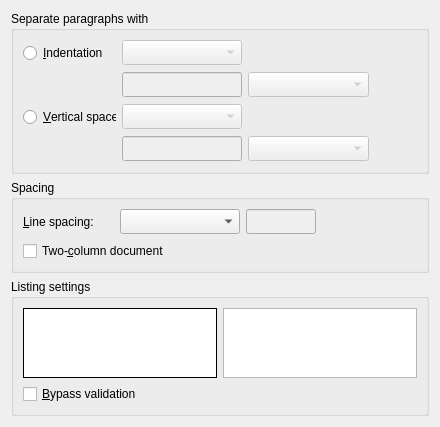
Old version of the form src/frontends/qt4/ui/TextLayoutUi.ui in the repository cburschka/lyx.
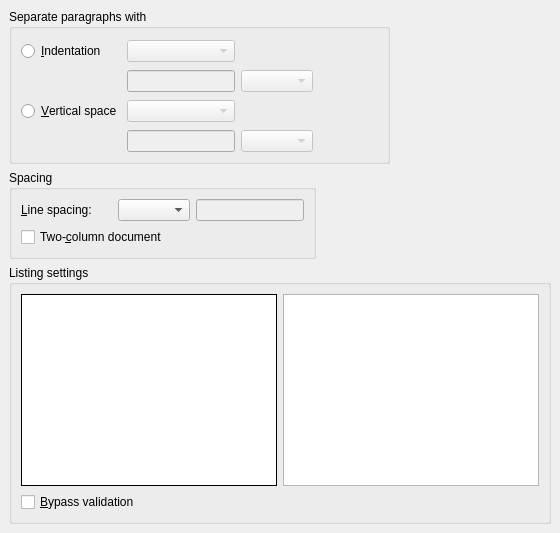
New version of the form. Custom widgets are drawn as their Qt base class.

Commit message: * TextLayoutUi.ui: 	- fix widget heights (right version this time). 	(maybe it's time to move the listings widget on its own pane?)

What changed in the file:
```diff
--- a/src/frontends/qt4/ui/TextLayoutUi.ui
+++ b/src/frontends/qt4/ui/TextLayoutUi.ui
@@ -1,422 +1,35 @@
 <ui version="4.0" >
  <class>TextLayoutUi</class>
- <widget class="QWidget" name="TextLayoutUi">
-  <property name="geometry">
+ <widget class="QWidget" name="TextLayoutUi" >
+  <property name="geometry" >
    <rect>
     <x>0</x>
     <y>0</y>
-    <width>440</width>
-    <height>410</height>
+    <width>421</width>
+    <height>416</height>
    </rect>
   </property>
   <property name="windowTitle">
    <string/>
   </property>
-  <layout class="QGridLayout" name="gridLayout_3">
-   <item row="0" column="0">
-    <widget class="QGroupBox" name="separateGB">
-     <property name="sizePolicy">
-      <sizepolicy hsizetype="Expanding" vsizetype="Expanding">
+  <layout class="QGridLayout" >
+   <property name="margin" >
+    <number>9</number>
+   </property>
+   <property name="spacing" >
+    <number>6</number>
+   </property>
+   <item row="2" column="0" >
+    <widget class="QGroupBox" name="listingsGB" >
+     <property name="sizePolicy" >
+      <sizepolicy>
+       <hsizetype>0</hsizetype>
+       <vsizetype>0</vsizetype>
        <horstretch>0</horstretch>
        <verstretch>0</verstretch>
       </sizepolicy>
      </property>
-     <property name="minimumSize">
-      <size>
-       <width>0</width>
-       <height>0</height>
-      </size>
-     </property>
-     <property name="title">
-      <string>Separate paragraphs with</string>
-     </property>
-     <property name="flat">
-      <bool>true</bool>
-     </property>
-     <layout class="QGridLayout" name="gridLayout_2">
-      <item row="0" column="0">
-       <widget class="QRadioButton" name="indentRB">
-        <property name="minimumSize">
-         <size>
-          <width>91</width>
-          <height>18</height>
-         </size>
-        </property>
-        <property name="toolTip">
-         <string>Indent consecutive paragraphs</string>
-        </property>
-        <property name="text">
-         <string>&amp;Indentation</string>
-        </property>
-       </widget>
-      </item>
-      <item row="0" column="1">
-       <widget class="QComboBox" name="indentCO">
-        <property name="enabled">
-         <bool>false</bool>
-        </property>
-        <property name="minimumSize">
-         <size>
-          <width>120</width>
-          <height>20</height>
-         </size>
-        </property>
-        <property name="maximumSize">
-         <size>
-          <width>121</width>
-          <height>25</height>
-         </size>
-        </property>
-        <property name="toolTip">
-         <string>Size of the indentation</string>
-        </property>
-       </widget>
-      </item>
-      <item row="0" column="2" colspan="2">
-       <spacer name="spacer_3">
-        <property name="orientation">
-         <enum>Qt::Horizontal</enum>
-        </property>
-        <property name="sizeType">
-         <enum>QSizePolicy::Expanding</enum>
-        </property>
-        <property name="sizeHint" stdset="0">
-         <size>
-          <width>135</width>
-          <height>26</height>
-         </size>
-        </property>
-       </spacer>
-      </item>
-      <item row="1" column="1">
-       <widget class="QLineEdit" name="indentLE">
-        <property name="enabled">
-         <bool>false</bool>
-        </property>
-        <property name="sizePolicy">
-         <sizepolicy hsizetype="Preferred" vsizetype="Fixed">
-          <horstretch>0</horstretch>
-          <verstretch>0</verstretch>
-         </sizepolicy>
-        </property>
-        <property name="minimumSize">
-         <size>
-          <width>120</width>
-          <height>20</height>
-         </size>
-        </property>
-        <property name="maximumSize">
-         <size>
-          <width>121</width>
-          <height>25</height>
-         </size>
-        </property>
-        <property name="toolTip">
-         <string/>
-        </property>
-        <property name="text">
-         <string/>
-        </property>
-       </widget>
-      </item>
-      <item row="1" column="2">
-       <widget class="LengthCombo" name="indentLengthCO">
-        <property name="enabled">
-         <bool>false</bool>
-        </property>
-        <property name="minimumSize">
-         <size>
-          <width>121</width>
-          <height>20</height>
-         </size>
-        </property>
-        <property name="maximumSize">
-         <size>
-          <width>16777215</width>
-          <height>25</height>
-         </size>
-        </property>
-        <property name="toolTip">
-         <string/>
-        </property>
-       </widget>
-      </item>
-      <item row="1" column="3">
-       <spacer name="spacer_4">
-        <property name="orientation">
-         <enum>Qt::Horizontal</enum>
-        </property>
-        <property name="sizeHint" stdset="0">
-         <size>
-          <width>48</width>
-          <height>26</height>
-         </size>
-        </property>
-       </spacer>
-      </item>
-      <item row="2" column="0">
-       <widget class="QRadioButton" name="skipRB">
-        <property name="minimumSize">
-         <size>
-          <width>91</width>
-          <height>18</height>
-         </size>
-        </property>
-        <property name="toolTip">
-         <string/>
-        </property>
-        <property name="text">
-         <string>&amp;Vertical space</string>
-        </property>
-       </widget>
-      </item>
-      <item row="2" column="1">
-       <widget class="QComboBox" name="skipCO">
-        <property name="enabled">
-         <bool>false</bool>
-        </property>
-        <property name="minimumSize">
-         <size>
-          <width>120</width>
-          <height>20</height>
-         </size>
-        </property>
-        <property name="maximumSize">
-         <size>
-          <width>121</width>
-          <height>25</height>
-         </size>
-        </property>
-        <property name="toolTip">
-         <string>Size of the vertical space</string>
-        </property>
-       </widget>
-      </item>
-      <item row="2" column="2" colspan="2">
-       <spacer name="spacer_2">
-        <property name="orientation">
-         <enum>Qt::Horizontal</enum>
-        </property>
-        <property name="sizeType">
-         <enum>QSizePolicy::Expanding</enum>
-        </property>
-        <property name="sizeHint" stdset="0">
-         <size>
-          <width>137</width>
-          <height>26</height>
-         </size>
-        </property>
-       </spacer>
-      </item>
-      <item row="3" column="1">
-       <widget class="QLineEdit" name="skipLE">
-        <property name="enabled">
-         <bool>false</bool>
-        </property>
-        <property name="sizePolicy">
-         <sizepolicy hsizetype="Preferred" vsizetype="Fixed">
-          <horstretch>0</horstretch>
-          <verstretch>0</verstretch>
-         </sizepolicy>
-        </property>
-        <property name="minimumSize">
-         <size>
-          <width>120</width>
-          <height>20</height>
-         </size>
-        </property>
-        <property name="maximumSize">
-         <size>
-          <width>121</width>
-          <height>25</height>
-         </size>
-        </property>
-        <property name="toolTip">
-         <string/>
-        </property>
-       </widget>
-      </item>
-      <item row="3" column="2">
-       <widget class="LengthCombo" name="skipLengthCO">
-        <property name="enabled">
-         <bool>false</bool>
-        </property>
-        <property name="minimumSize">
-         <size>
-          <width>121</width>
-          <height>20</height>
-         </size>
-        </property>
-        <property name="maximumSize">
-         <size>
-          <width>16777215</width>
-          <height>25</height>
-         </size>
-        </property>
-        <property name="toolTip">
-         <string/>
-        </property>
-       </widget>
-      </item>
-      <item row="3" column="3">
-       <spacer name="spacer">
-        <property name="orientation">
-         <enum>Qt::Horizontal</enum>
-        </property>
-        <property name="sizeHint" stdset="0">
-         <size>
-          <width>48</width>
-          <height>26</height>
-         </size>
-        </property>
-       </spacer>
-      </item>
-     </layout>
-    </widget>
-   </item>
-   <item row="1" column="0">
-    <widget class="QGroupBox" name="spacingGB">
-     <property name="sizePolicy">
-      <sizepolicy hsizetype="Expanding" vsizetype="Expanding">
-       <horstretch>0</horstretch>
-       <verstretch>0</verstretch>
-      </sizepolicy>
-     </property>
-     <property name="minimumSize">
-      <size>
-       <width>0</width>
-       <height>0</height>
-      </size>
-     </property>
-     <property name="title">
-      <string>Spacing</string>
-     </property>
-     <property name="flat">
-      <bool>true</bool>
-     </property>
-     <property name="checkable">
-      <bool>false</bool>
-     </property>
-     <layout class="QGridLayout" name="gridLayout">
-      <item row="0" column="0">
-       <widget class="QLabel" name="lspacingL">
-        <property name="sizePolicy">
-         <sizepolicy hsizetype="Minimum" vsizetype="Fixed">
-          <horstretch>0</horstretch>
-          <verstretch>0</verstretch>
-         </sizepolicy>
-        </property>
-        <property name="minimumSize">
-         <size>
-          <width>91</width>
-          <height>18</height>
-         </size>
-        </property>
-        <property name="text">
-         <string>&amp;Line spacing:</string>
-        </property>
-        <property name="buddy">
-         <cstring>lspacingCO</cstring>
-        </property>
-       </widget>
-      </item>
-      <item row="0" column="1">
-       <widget class="QComboBox" name="lspacingCO">
-        <property name="sizePolicy">
-         <sizepolicy hsizetype="Preferred" vsizetype="Fixed">
-          <horstretch>0</horstretch>
-          <verstretch>0</verstretch>
-         </sizepolicy>
-        </property>
-        <property name="minimumSize">
-         <size>
-          <width>120</width>
-          <height>20</height>
-         </size>
-        </property>
-        <property name="maximumSize">
-         <size>
-          <width>121</width>
-          <height>25</height>
-         </size>
-        </property>
-        <property name="toolTip">
-         <string>Spacing type</string>
-        </property>
-        <property name="duplicatesEnabled">
-         <bool>false</bool>
-        </property>
-       </widget>
-      </item>
-      <item row="0" column="2">
-       <widget class="QLineEdit" name="lspacingLE">
-        <property name="enabled">
-         <bool>false</bool>
-        </property>
-        <property name="sizePolicy">
-         <sizepolicy hsizetype="Preferred" vsizetype="Fixed">
-          <horstretch>0</horstretch>
-          <verstretch>0</verstretch>
-         </sizepolicy>
-        </property>
-        <property name="minimumSize">
-         <size>
-          <width>69</width>
-          <height>20</height>
-         </size>
-        </property>
-        <property name="maximumSize">
-         <size>
-          <width>70</width>
-          <height>25</height>
-         </size>
-        </property>
-        <property name="toolTip">
-         <string>Number of lines</string>
-        </property>
-       </widget>
-      </item>
-      <item row="0" column="3">
-       <spacer>
-        <property name="orientation">
-         <enum>Qt::Horizontal</enum>
-        </property>
-        <property name="sizeHint" stdset="0">
-         <size>
-          <width>62</width>
-          <height>26</height>
-         </size>
-        </property>
-       </spacer>
-      </item>
-      <item row="1" column="0" colspan="2">
-       <widget class="QCheckBox" name="twoColumnCB">
-        <property name="toolTip">
-         <string>Format text into two columns</string>
-        </property>
-        <property name="text">
-         <string>Two-&amp;column document</string>
-        </property>
-       </widget>
-      </item>
-     </layout>
-    </widget>
-   </item>
-   <item row="2" column="0">
-    <widget class="QGroupBox" name="listingsGB">
-     <property name="sizePolicy">
-      <sizepolicy hsizetype="Expanding" vsizetype="Expanding">
-       <horstretch>0</horstretch>
-       <verstretch>0</verstretch>
-      </sizepolicy>
-     </property>
-     <property name="minimumSize">
-      <size>
-       <width>0</width>
-       <height>0</height>
-      </size>
-     </property>
-     <property name="layoutDirection">
+     <property name="layoutDirection" >
       <enum>Qt::LeftToRight</enum>
      </property>
      <property name="title">
@@ -425,16 +38,16 @@
      <property name="flat">
       <bool>true</bool>
      </property>
-     <layout class="QGridLayout">
-      <property name="margin">
+     <layout class="QGridLayout" >
+      <property name="margin" >
        <number>9</number>
       </property>
-      <property name="spacing">
+      <property name="spacing" >
        <number>6</number>
       </property>
-      <item row="1" column="0">
-       <widget class="QCheckBox" name="bypassCB">
-        <property name="toolTip">
+      <item row="1" column="0" >
+       <widget class="QCheckBox" name="bypassCB" >
+        <property name="toolTip" >
          <string>Check it to enter parameters that are not recognizable by LyX</string>
         </property>
         <property name="text">
@@ -442,10 +55,12 @@
         </property>
        </widget>
       </item>
-      <item row="0" column="0">
-       <widget class="QTextBrowser" name="listingsTB">
-        <property name="sizePolicy">
-         <sizepolicy hsizetype="Preferred" vsizetype="Expanding">
+      <item row="0" column="0" >
+       <widget class="QTextBrowser" name="listingsTB" >
+        <property name="sizePolicy" >
+         <sizepolicy>
+          <hsizetype>0</hsizetype>
+          <vsizetype>0</vsizetype>
           <horstretch>0</horstretch>
           <verstretch>0</verstretch>
          </sizepolicy>
@@ -470,10 +85,12 @@
         </property>
        </widget>
       </item>
-      <item row="0" column="1">
-       <widget class="QTextEdit" name="listingsED">
-        <property name="sizePolicy">
-         <sizepolicy hsizetype="Preferred" vsizetype="Expanding">
+      <item row="0" column="1" >
+       <widget class="QTextEdit" name="listingsED" >
+        <property name="sizePolicy" >
+         <sizepolicy>
+          <hsizetype>0</hsizetype>
+          <vsizetype>0</vsizetype>
           <horstretch>0</horstretch>
           <verstretch>0</verstretch>
          </sizepolicy>
@@ -486,22 +103,302 @@
      </layout>
     </widget>
    </item>
-   <item row="3" column="0">
+   <item row="1" column="0" >
+    <widget class="QGroupBox" name="spacingGB" >
+     <property name="sizePolicy" >
+      <sizepolicy>
+       <hsizetype>0</hsizetype>
+       <vsizetype>0</vsizetype>
+       <horstretch>0</horstretch>
+       <verstretch>0</verstretch>
+      </sizepolicy>
+     </property>
+     <property name="minimumSize" >
+      <size>
+       <width>0</width>
+       <height>0</height>
+      </size>
+     </property>
+     <property name="title" >
+      <string>Spacing</string>
+     </property>
+     <property name="flat" >
+      <bool>true</bool>
+     </property>
+     <property name="checkable" >
+      <bool>false</bool>
+     </property>
+     <layout class="QGridLayout" >
+      <property name="margin" >
+       <number>9</number>
+      </property>
+      <property name="spacing" >
+       <number>6</number>
+      </property>
+      <item row="0" column="0" >
+       <widget class="QLabel" name="lspacingL" >
+        <property name="sizePolicy" >
+         <sizepolicy>
+          <hsizetype>0</hsizetype>
+          <vsizetype>0</vsizetype>
+          <horstretch>0</horstretch>
+          <verstretch>0</verstretch>
+         </sizepolicy>
+        </property>
+        <property name="minimumSize" >
+         <size>
+          <width>91</width>
+          <height>18</height>
+         </size>
+        </property>
+        <property name="text" >
+         <string>&amp;Line spacing:</string>
+        </property>
+        <property name="buddy" >
+         <cstring>lspacingCO</cstring>
+        </property>
+       </widget>
+      </item>
+      <item row="0" column="1" >
+       <widget class="QComboBox" name="lspacingCO" >
+        <property name="sizePolicy" >
+         <sizepolicy>
+          <hsizetype>0</hsizetype>
+          <vsizetype>0</vsizetype>
+          <horstretch>0</horstretch>
+          <verstretch>0</verstretch>
+         </sizepolicy>
+        </property>
+        <property name="toolTip" >
+         <string>Spacing type</string>
+        </property>
+        <property name="duplicatesEnabled" >
+         <bool>false</bool>
+        </property>
+       </widget>
+      </item>
+      <item row="0" column="2" >
+       <widget class="QLineEdit" name="lspacingLE" >
+        <property name="enabled" >
+         <bool>false</bool>
+        </property>
+        <property name="sizePolicy" >
+         <sizepolicy>
+          <hsizetype>0</hsizetype>
+          <vsizetype>0</vsizetype>
+          <horstretch>0</horstretch>
+          <verstretch>0</verstretch>
+         </sizepolicy>
+        </property>
+        <property name="toolTip" >
+         <string>Number of lines</string>
+        </property>
+       </widget>
+      </item>
+      <item row="1" column="0" colspan="2" >
+       <widget class="QCheckBox" name="twoColumnCB" >
+        <property name="toolTip" >
+         <string>Format text into two columns</string>
+        </property>
+        <property name="text" >
+         <string>Two-&amp;column document</string>
+        </property>
+       </widget>
+      </item>
+     </layout>
+    </widget>
+   </item>
+   <item row="3" column="0" >
     <spacer>
-     <property name="orientation">
+     <property name="orientation" >
       <enum>Qt::Vertical</enum>
      </property>
-     <property name="sizeType">
+     <property name="sizeType" >
       <enum>QSizePolicy::Expanding</enum>
      </property>
-     <property name="sizeHint" stdset="0">
+     <property name="sizeHint" >
       <size>
-       <width>38</width>
-       <height>17</height>
+       <width>401</width>
+       <height>16</height>
       </size>
      </property>
     </spacer>
    </item>
+   <item row="0" column="0" >
+    <widget class="QGroupBox" name="separateGB" >
+     <property name="sizePolicy" >
+      <sizepolicy>
+       <hsizetype>0</hsizetype>
+       <vsizetype>0</vsizetype>
+       <horstretch>0</horstretch>
+       <verstretch>0</verstretch>
+      </sizepolicy>
+     </property>
+     <property name="minimumSize" >
+      <size>
+       <width>0</width>
+       <height>0</height>
+      </size>
+     </property>
+     <property name="title" >
+      <string>Separate paragraphs with</string>
+     </property>
+     <property name="flat" >
+      <bool>true</bool>
+     </property>
+     <layout class="QGridLayout" >
+      <property name="margin" >
+       <number>9</number>
+      </property>
+      <property name="spacing" >
+       <number>6</number>
+      </property>
+      <item row="0" column="0" >
+       <widget class="QRadioButton" name="indentRB" >
+        <property name="minimumSize" >
+         <size>
+          <width>91</width>
+          <height>18</height>
+         </size>
+        </property>
+        <property name="toolTip" >
+         <string>Indent consecutive paragraphs</string>
+        </property>
+        <property name="text" >
+         <string>&amp;Indentation</string>
+        </property>
+       </widget>
+      </item>
+      <item row="0" column="1" >
+       <widget class="QComboBox" name="indentCO" >
+        <property name="enabled" >
+         <bool>false</bool>
+        </property>
+        <property name="toolTip" >
+         <string>Size of the indentation</string>
+        </property>
+       </widget>
+      </item>
+      <item row="0" column="2" colspan="2" >
+       <spacer>
+        <property name="orientation" >
+         <enum>Qt::Horizontal</enum>
+        </property>
+        <property name="sizeType" >
+         <enum>QSizePolicy::Expanding</enum>
+        </property>
+        <property name="sizeHint" >
+         <size>
+          <width>135</width>
+          <height>26</height>
+         </size>
+        </property>
+       </spacer>
+      </item>
+      <item row="1" column="1" >
+       <widget class="QLineEdit" name="indentLE" >
+        <property name="enabled" >
+         <bool>false</bool>
+        </property>
+        <property name="sizePolicy" >
+         <sizepolicy>
+          <hsizetype>0</hsizetype>
+          <vsizetype>0</vsizetype>
+          <horstretch>0</horstretch>
+          <verstretch>0</verstretch>
+         </sizepolicy>
+        </property>
+        <property name="toolTip" >
+         <string/>
+        </property>
+        <property name="text" >
+         <string/>
+        </property>
+       </widget>
+      </item>
+      <item row="1" column="2" >
+       <widget class="LengthCombo" name="indentLengthCO" >
+        <property name="enabled" >
+         <bool>false</bool>
+        </property>
+        <property name="toolTip" >
+         <string/>
+        </property>
+       </widget>
+      </item>
+      <item row="2" column="0" >
+       <widget class="QRadioButton" name="skipRB" >
+        <property name="minimumSize" >
+         <size>
+          <width>91</width>
+          <height>18</height>
+         </size>
+        </property>
+        <property name="toolTip" >
+         <string/>
+        </property>
+        <property name="text" >
+         <string>&amp;Vertical space</string>
+        </property>
+       </widget>
+      </item>
+      <item row="2" column="1" >
+       <widget class="QComboBox" name="skipCO" >
+        <property name="enabled" >
+         <bool>false</bool>
+        </property>
+        <property name="toolTip" >
+         <string>Size of the vertical space</string>
+        </property>
+       </widget>
+      </item>
+      <item row="2" column="2" colspan="2" >
+       <spacer>
+        <property name="orientation" >
+         <enum>Qt::Horizontal</enum>
+        </property>
+        <property name="sizeType" >
+         <enum>QSizePolicy::Expanding</enum>
+        </property>
+        <property name="sizeHint" >
+         <size>
+          <width>137</width>
+          <height>26</height>
+         </size>
+        </property>
+       </spacer>
+      </item>
+      <item row="3" column="1" >
+       <widget class="QLineEdit" name="skipLE" >
+        <property name="enabled" >
+         <bool>false</bool>
+        </property>
+        <property name="sizePolicy" >
+         <sizepolicy>
+          <hsizetype>0</hsizetype>
+          <vsizetype>0</vsizetype>
+          <horstretch>0</horstretch>
+          <verstretch>0</verstretch>
+         </sizepolicy>
+        </property>
+        <property name="toolTip" >
+         <string/>
+        </property>
+       </widget>
+      </item>
+      <item row="3" column="2" >
+       <widget class="LengthCombo" name="skipLengthCO" >
+        <property name="enabled" >
+         <bool>false</bool>
+        </property>
+        <property name="toolTip" >
+         <string/>
+        </property>
+       </widget>
+      </item>
+     </layout>
+    </widget>
+   </item>
   </layout>
  </widget>
  <customwidgets>
```
Left out of the diff: 25 changed lines with no effect on the pictures.
